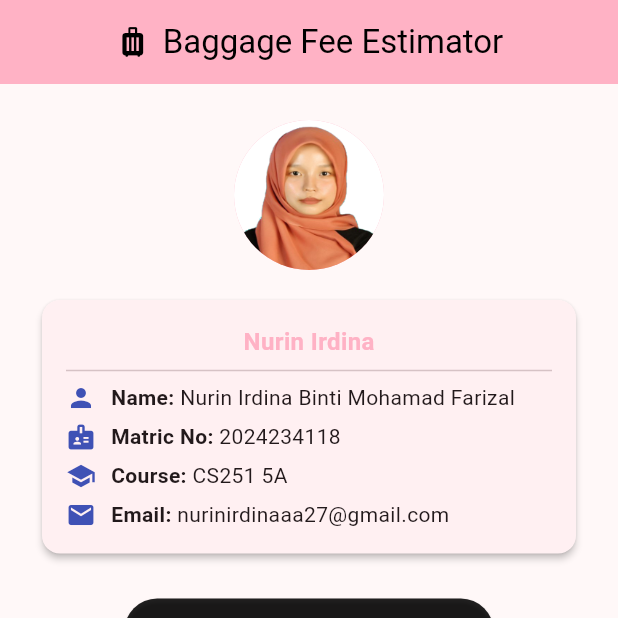
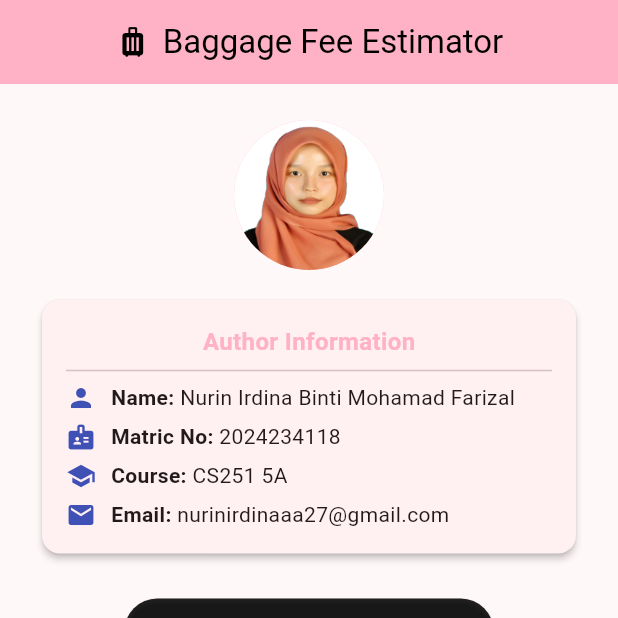
Before and after one commit to rotii48/excess_baggage_app, a Flutter app: the screen it shows after launch, item 2 of the bottom bar chosen, on a phone screen of 412 x 824 dp, the top half of it. Run offline on Flutter 3.47's test engine with Material 3 defaults, Android fonts, the phone set to English and light mode, and no system bars.

Commit message:
Update main.dart with Author Information card

```diff
--- a/lib/main.dart
+++ b/lib/main.dart
@@ -1,10 +1,12 @@
 import 'package:flutter/material.dart';
 import 'package:url_launcher/url_launcher.dart';
 
+//flutter launches the root application widget
 void main() {
   runApp(const ExcessBaggageApp());
 }
 
+// MaterialApp sets app title, global theme and initial screen
 class ExcessBaggageApp extends StatelessWidget {
   const ExcessBaggageApp({super.key});
 
@@ -15,7 +17,7 @@ class ExcessBaggageApp extends StatelessWidget {
       debugShowCheckedModeBanner: false,
       //tema
       theme: ThemeData(
-        colorScheme: ColorScheme.fromSeed(seedColor: Color.fromRGBO(255, 178, 197, 1)),
+        colorScheme: ColorScheme.fromSeed(seedColor: Color.fromRGBO(255, 178, 197, 1)),//Economy (Max 20kg button)
         useMaterial3: true,
         appBarTheme: const AppBarTheme(
           backgroundColor: Color.fromRGBO(255, 178, 197, 1),
@@ -28,7 +30,7 @@ class ExcessBaggageApp extends StatelessWidget {
   }
 }
 
-// MainScreen widget
+// MainScreen shows the Appbar, selected page and navigation
 class MainScreen extends StatefulWidget {
   const MainScreen({super.key});
 
@@ -52,9 +54,9 @@ class MainScreen extends StatefulWidget {
           title:const Row(
             mainAxisSize: MainAxisSize.min,
             children: [
-              Icon(Icons.luggage),
+              Icon(Icons.luggage),//icon on the appBar
               SizedBox(width: 8),
-              Text('Baggage Fee Estimator'),
+              Text('Baggage Fee Estimator'), // text on the appBar
 
             ],
             ),
@@ -74,11 +76,11 @@ class MainScreen extends StatefulWidget {
 
           items: [
             const BottomNavigationBarItem(
-              icon: Icon(Icons.home),
+              icon: Icon(Icons.home),//icon home at the menu down navigation
               label: 'Home',
             ),
             BottomNavigationBarItem(
-              icon: Icon(Icons.info),
+              icon: Icon(Icons.info),//icon info at the menu down navigation
               label: 'About',
             ),
           ],
@@ -177,11 +179,11 @@ class _HomePageState extends State<HomePage> {
           ),
           title: const Row(
             children: [
-              Icon(Icons.luggage, color: Colors.pinkAccent),
+              Icon(Icons.luggage, color: Colors.pinkAccent),// receipt icon
               SizedBox(width: 8),
               Expanded(
                 child: Text(
-                  'Baggage Fee Summary',
+                  'Baggage Fee Summary',//receipt title
                   style: TextStyle(fontSize: 18, fontWeight: FontWeight.bold),
                 ),
               ),
@@ -235,9 +237,9 @@ class _HomePageState extends State<HomePage> {
         return AlertDialog(
           title: const Row(
             children: [
-              Icon(Icons.error_outlined, color: Colors.red),
+              Icon(Icons.error_outlined, color: Colors.red), // icon allert (pop-out notifications)
               SizedBox(width: 8),
-              Text('Input Error'),
+              Text('Input Error'), // title (pop -out notifications)
             ],
           ),
           content: Text(message),
@@ -319,7 +321,7 @@ class _HomePageState extends State<HomePage> {
               decoration: const InputDecoration(
                 labelText: 'Checked Baggage Weight (kg)',
                 hintText: 'e.g. 25',
-                prefixIcon: Icon(Icons.luggage),
+                prefixIcon: Icon(Icons.luggage),//textbox checked baggage weight
                 border: OutlineInputBorder(),
               ),
             ),
@@ -372,7 +374,7 @@ class _HomePageState extends State<HomePage> {
 
               Row(
                 children: [
-                  Icon(Icons.info_outline, color: Colors.grey[700]),
+                  Icon(Icons.info_outline, color: Colors.grey[700]), //icon color on the helpful notice
                   const SizedBox(width: 6),
                   const Expanded(
                     child: Text(
@@ -391,11 +393,11 @@ class _HomePageState extends State<HomePage> {
                 Expanded(
                   child: ElevatedButton.icon(
                     onPressed: _calculateFee,
-                    icon: const Icon(Icons.calculate),
+                    icon: const Icon(Icons.calculate),//icons calculate
                     label: const Text('CALCULATE'),
                     style: ElevatedButton.styleFrom(
-                      backgroundColor: Color.fromRGBO(255, 178, 197, 1),
-                      foregroundColor: Colors.white,
+                      backgroundColor: Color.fromRGBO(255, 178, 197, 1), //colors button calculate
+                      foregroundColor: Colors.white, //font colors button calculate
                       padding: EdgeInsets.symmetric(vertical: 14),
 
                     ), // Calculate button color
@@ -491,7 +493,7 @@ static const String _githubUrl = 'https://github.com/rotii48/excess_baggage_app.
               child: Column(
                 children: [
                   const Text(
-                    'Nurin Irdina',
+                    'Author Information',
                     style: TextStyle(
                       fontSize: 16.0,
                       fontWeight: FontWeight.bold,
```
